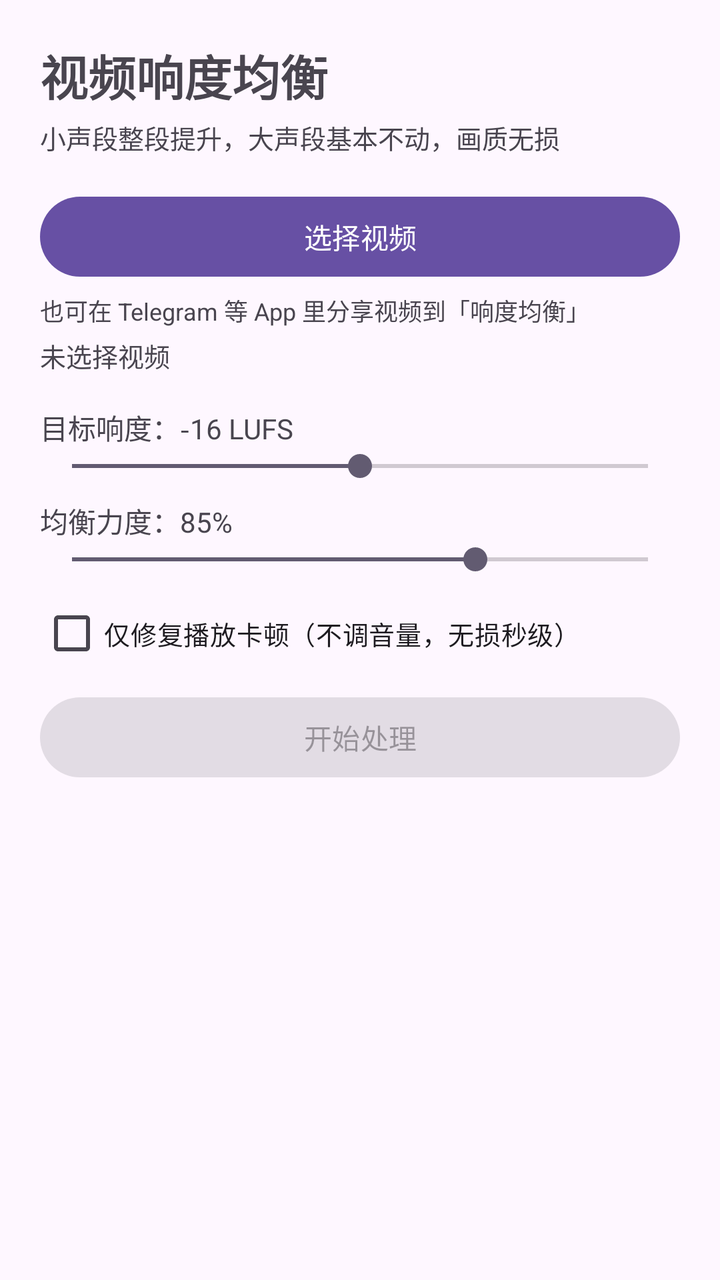
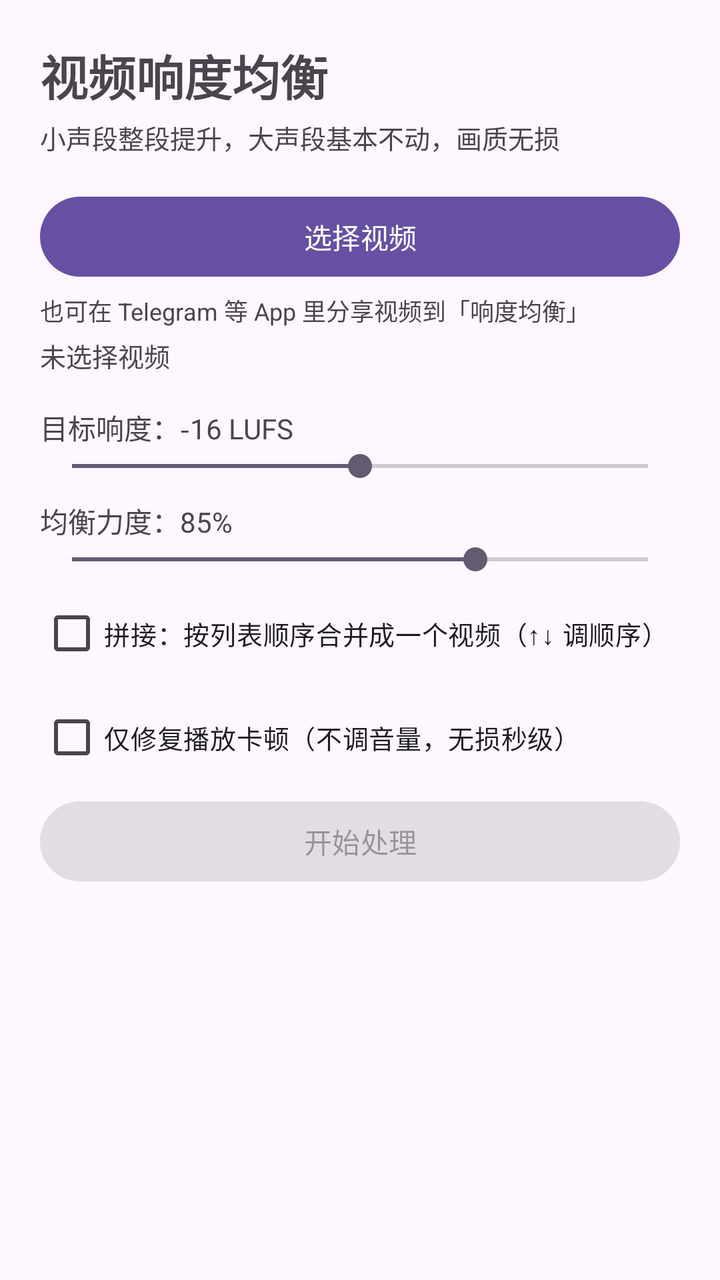

Before-and-after screenshots of an Android layout around one commit, followed by the original layout XML and the change that was made.
<!-- AndroidManifest.xml: application theme Theme.App -->
<!-- res/layout/activity_main.xml -->
<?xml version="1.0" encoding="utf-8"?>
<LinearLayout xmlns:android="http://schemas.android.com/apk/res/android"
    android:layout_width="match_parent"
    android:layout_height="match_parent"
    android:orientation="vertical"
    android:padding="20dp">

    <TextView
        android:layout_width="wrap_content"
        android:layout_height="wrap_content"
        android:text="视频响度均衡"
        android:textSize="24sp"
        android:textStyle="bold" />

    <TextView
        android:layout_width="wrap_content"
        android:layout_height="wrap_content"
        android:layout_marginTop="4dp"
        android:text="小声段整段提升，大声段基本不动，画质无损"
        android:textSize="13sp" />

    <Button
        android:id="@+id/btnPick"
        android:layout_width="match_parent"
        android:layout_height="wrap_content"
        android:layout_marginTop="16dp"
        android:text="选择视频" />

    <TextView
        android:layout_width="wrap_content"
        android:layout_height="wrap_content"
        android:layout_marginTop="4dp"
        android:text="也可在 Telegram 等 App 里分享视频到「响度均衡」"
        android:textSize="12sp" />

    <TextView
        android:id="@+id/tvSelected"
        android:layout_width="wrap_content"
        android:layout_height="wrap_content"
        android:layout_marginTop="4dp"
        android:text="未选择视频"
        android:textSize="13sp" />

    <ScrollView
        android:id="@+id/svFiles"
        android:layout_width="match_parent"
        android:layout_height="wrap_content"
        android:layout_marginTop="4dp">

        <LinearLayout
            android:id="@+id/llFiles"
            android:layout_width="match_parent"
            android:layout_height="wrap_content"
            android:orientation="vertical" />
    </ScrollView>

    <TextView
        android:id="@+id/tvTarget"
        android:layout_width="wrap_content"
        android:layout_height="wrap_content"
        android:layout_marginTop="12dp"
        android:text="目标响度：-16 LUFS" />

    <SeekBar
        android:id="@+id/sbTarget"
        android:layout_width="match_parent"
        android:layout_height="wrap_content"
        android:max="8"
        android:progress="4" />

    <TextView
        android:id="@+id/tvStrength"
        android:layout_width="wrap_content"
        android:layout_height="wrap_content"
        android:layout_marginTop="8dp"
        android:text="均衡力度：85%" />

    <SeekBar
        android:id="@+id/sbStrength"
        android:layout_width="match_parent"
        android:layout_height="wrap_content"
        android:max="50"
        android:progress="35" />

    <CheckBox
        android:id="@+id/cbRepair"
        android:layout_width="wrap_content"
        android:layout_height="wrap_content"
        android:layout_marginTop="4dp"
        android:text="仅修复播放卡顿（不调音量，无损秒级）"
        android:textSize="13sp" />

    <Button
        android:id="@+id/btnStart"
        android:layout_width="match_parent"
        android:layout_height="wrap_content"
        android:layout_marginTop="4dp"
        android:enabled="false"
        android:text="开始处理" />

    <ProgressBar
        android:id="@+id/pbFile"
        style="?android:attr/progressBarStyleHorizontal"
        android:layout_width="match_parent"
        android:layout_height="wrap_content"
        android:layout_marginTop="8dp"
        android:max="100"
        android:visibility="invisible" />

    <TextView
        android:id="@+id/tvStage"
        android:layout_width="wrap_content"
        android:layout_height="wrap_content"
        android:textSize="13sp" />

    <ScrollView
        android:id="@+id/svLog"
        android:layout_width="match_parent"
        android:layout_height="0dp"
        android:layout_marginTop="8dp"
        android:layout_weight="1">

        <TextView
            android:id="@+id/tvLog"
            android:layout_width="match_parent"
            android:layout_height="wrap_content"
            android:fontFamily="monospace"
            android:textIsSelectable="true"
            android:textSize="12sp" />
    </ScrollView>

</LinearLayout>
<!-- resources referenced by this layout -->
<resources>
  <style name="Theme.App" parent="Theme.Material3.DayNight.NoActionBar" />
</resources>

<!-- the commit's change to res/layout/activity_main.xml (unified diff, before → after) -->
@@ -83,6 +83,14 @@
         android:progress="35" />
 
     <CheckBox
+        android:id="@+id/cbConcat"
+        android:layout_width="wrap_content"
+        android:layout_height="wrap_content"
+        android:layout_marginTop="4dp"
+        android:text="拼接：按列表顺序合并成一个视频（↑↓ 调顺序）"
+        android:textSize="13sp" />
+
+    <CheckBox
         android:id="@+id/cbRepair"
         android:layout_width="wrap_content"
         android:layout_height="wrap_content"
